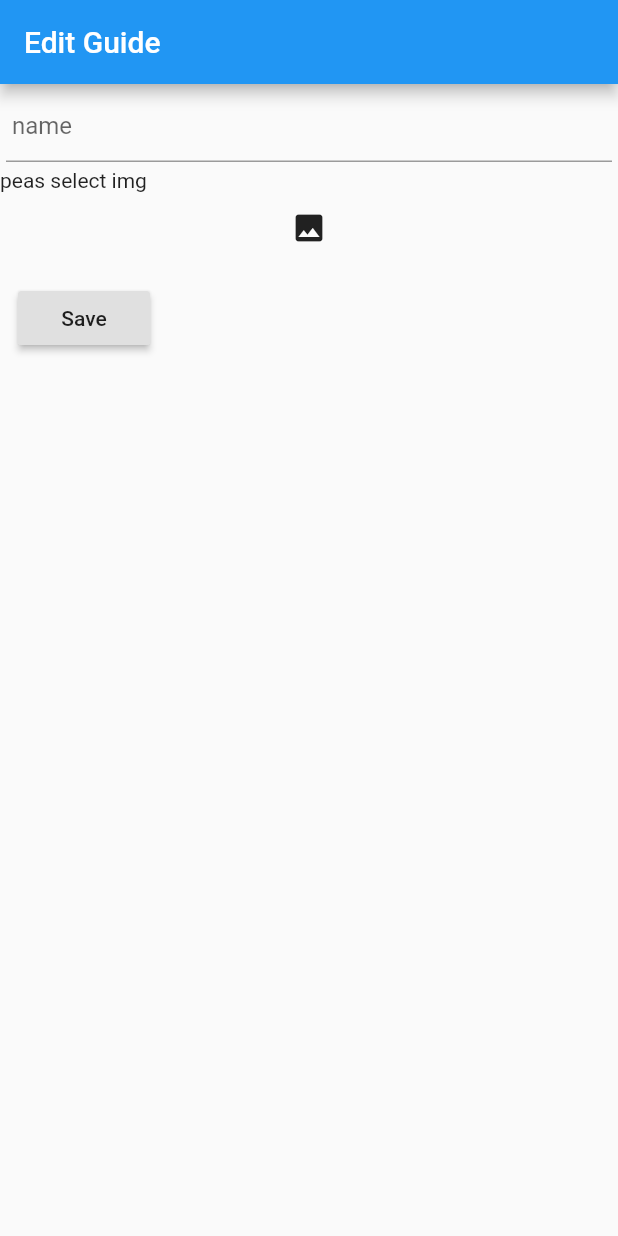
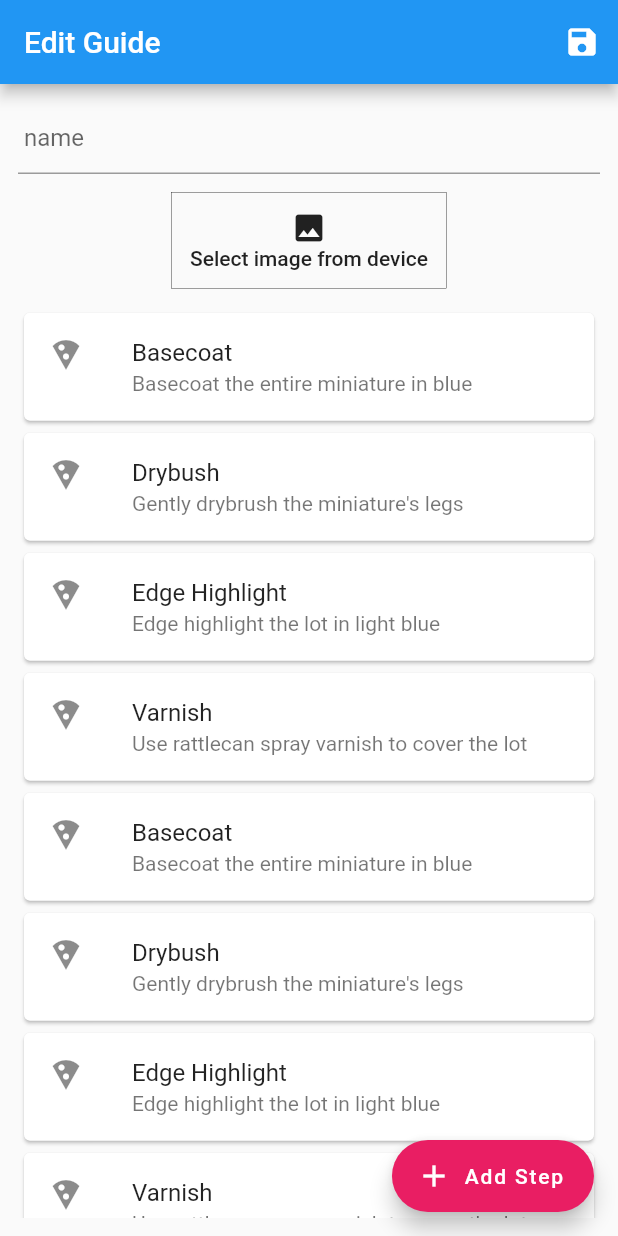
Before and after one commit to SamRuffleColes/saladin, a Flutter app: the EditGuideScreen screen opened directly, on a phone screen of 412 x 824 dp. Run offline on Flutter 3.47's test engine with Material 2 defaults, Android fonts, the phone set to English and light mode, and no system bars; our stand-ins replace cached_network_image, cloud_firestore, firebase_auth, firebase_storage, google_sign_in, image_picker; accounts and stored records are empty.

Commit message:
many changes

```diff
--- a/lib/Model/guide.dart
+++ b/lib/Model/guide.dart
@@ -1,5 +1,17 @@
+import 'package:saladin/Model/miniature_paint.dart';
+
 class Guide {
   final String name;
+  final String imageUrl;
+  final List<GuideStep> steps;
 
-  Guide(this.name);
+  Guide(this.name, {this.imageUrl, this.steps});
 }
+
+class GuideStep {
+  final String verb;
+  final MiniaturePaint miniaturePaint;
+  final String notes;
+
+  GuideStep(this.verb, {this.miniaturePaint, this.notes});
+}
--- a/lib/Resources/app_palette.dart
+++ b/lib/Resources/app_palette.dart
@@ -3,4 +3,5 @@ import 'package:flutter/material.dart';
 class AppPalette {
   static const Color primary = Colors.green;
   static const Color accent = Colors.pink;
+  static const Color trim = Colors.black;
 }
--- a/lib/Resources/dimensions.dart
+++ b/lib/Resources/dimensions.dart
@@ -1,4 +1,6 @@
 class Dimensions {
+  static const double smallPadding = 2.0;
   static const double standardPadding = 4.0;
   static const double largePadding = 12.0;
+  static const double borderWidth = 0.25;
 }
--- a/lib/Resources/strings.dart
+++ b/lib/Resources/strings.dart
@@ -13,6 +13,14 @@ class Strings {
   static const String editGuideScreenTitle = "Edit Guide";
   static const String nameLabel = "name";
   static const String nameValidationError = "Name field cannot be empty";
+  static const String uploadingGuide = "Your guide is now uploading...";
+  static const String errorUploadingGuide = "Something went wrong, please try again.";
+  static const String submitGuideValidationErrors = "There are validation errors, please review before saving.";
+  static const String selectImageFromDevice = "Select image from device";
+  static const String addNewStep = "Add Step";
+
+  //edit step screen
+  static const String editStepScreenTitle = "Edit Step";
 
   //paints screen
   static const String miniaturePaintsScreenTitle = "Paints";
--- a/lib/UI/Screen/edit_guide_screen.dart
+++ b/lib/UI/Screen/edit_guide_screen.dart
@@ -1,95 +1,130 @@
 import 'dart:io';
 
+import 'package:firebase_auth/firebase_auth.dart';
 import 'package:flutter/material.dart';
 import 'package:image_picker/image_picker.dart';
 import 'package:saladin/Auth/auth.dart';
 import 'package:saladin/BLoC/guides_bloc.dart';
 import 'package:saladin/Model/guide.dart';
+import 'package:saladin/Resources/app_palette.dart';
 import 'package:saladin/Resources/dimensions.dart';
 import 'package:saladin/Resources/strings.dart';
+import 'package:saladin/UI/Screen/edit_step_screen.dart';
+import 'package:saladin/UI/Widget/loading_widget.dart';
+import 'package:saladin/UI/Widget/step_list_widget.dart';
 
-class EditGuideScreen extends StatelessWidget {
-  @override
-  Widget build(BuildContext context) {
-    return Scaffold(
-        appBar: AppBar(title: Text(Strings.editGuideScreenTitle), automaticallyImplyLeading: false),
-        body: Center(child: EditGuideWidget()));
-  }
-}
-
-class EditGuideWidget extends StatefulWidget {
+class EditGuideScreen extends StatefulWidget {
   @override
   createState() => EditGuideState();
 }
 
-class EditGuideState extends State<EditGuideWidget> {
+class EditGuideState extends State<EditGuideScreen> {
   final Auth auth = Auth();
   final _formKey = GlobalKey<FormState>();
   final _bloc = GuidesBloc();
 
   File _image;
   String _name = "";
+  bool _isUploading = false;
+
+  final List<GuideStep> _steps = [
+    GuideStep("Basecoat", notes: "Basecoat the entire miniature in blue"),
+    GuideStep("Drybush", notes: "Gently drybrush the miniature's legs"),
+    GuideStep("Edge Highlight", notes: "Edge highlight the lot in light blue"),
+    GuideStep("Varnish", notes: "Use rattlecan spray varnish to cover the lot"),
+    GuideStep("Basecoat", notes: "Basecoat the entire miniature in blue"),
+    GuideStep("Drybush", notes: "Gently drybrush the miniature's legs"),
+    GuideStep("Edge Highlight", notes: "Edge highlight the lot in light blue"),
+    GuideStep("Varnish", notes: "Use rattlecan spray varnish to cover the lot")
+  ];
 
   @override
   Widget build(BuildContext context) {
-    return Form(
+    return Scaffold(
+        appBar: AppBar(
+          title: Text(Strings.editGuideScreenTitle),
+          automaticallyImplyLeading: false,
+          actions: [IconButton(icon: Icon(Icons.save), onPressed: _onSavePressed)],
+        ),
+        floatingActionButton: FloatingActionButton.extended(
+            onPressed: _addStep,
+            label: Text(Strings.addNewStep),
+            icon: Icon(Icons.add),
+            backgroundColor: AppPalette.accent),
+        body: Center(
+            child: Form(
           key: _formKey,
+          child: _isUploading
+              ? LoadingWidget(Strings.uploadingGuide)
+              : Container(
+                  padding: const EdgeInsets.all(Dimensions.largePadding),
                   child: Column(
                     crossAxisAlignment: CrossAxisAlignment.start,
-        children: <Widget>[
-          Container(
-              padding: const EdgeInsets.all(Dimensions.standardPadding),
-              child: TextFormField(
+                    children: [
+                      TextFormField(
                           decoration: InputDecoration(
                               labelText: Strings.nameLabel, contentPadding: EdgeInsets.all(Dimensions.standardPadding)),
                           validator: (value) => value.isEmpty ? Strings.nameValidationError : null,
-                  onSaved: (String value) => _name = value)),
-          Container(child: _image == null ? Text("peas select img") : Image.file(_image)),
-          Container(
-              alignment: Alignment.center,
-              child: IconButton(
-                icon: Icon(Icons.image),
-                onPressed: _selectImage,
-              )),
+                          onSaved: (String value) => _name = value),
                       Container(
                           padding: const EdgeInsets.all(Dimensions.largePadding),
-            child: RaisedButton(
-              onPressed: () {
+                          alignment: Alignment.center,
+                          child: _image == null
+                              ? FlatButton(
+                                  child: Container(
+                                      padding: const EdgeInsets.all(Dimensions.largePadding),
+                                      decoration: BoxDecoration(
+                                          border: Border.all(color: AppPalette.trim, width: Dimensions.borderWidth)),
+                                      child:
+                                          Column(children: [Icon(Icons.image), Text(Strings.selectImageFromDevice)])),
+                                  onPressed: _selectImage)
+                              : Image.file(_image, alignment: Alignment.center, fit: BoxFit.fitWidth)),
+                      Expanded(child: StepListWidget(_steps))
+                    ],
+                  )),
+        )));
+  }
+
+  _onSavePressed() {
     if (_formKey.currentState.validate()) {
       _formKey.currentState.save();
       _submit();
     } else {
-                  _toast("boo");
+      _toast(Strings.submitGuideValidationErrors);
     }
-              },
-              child: Text(Strings.save),
-            ),
-          ),
-        ],
-      ),
-    );
   }
 
-  void _submit() {
+  _submit() {
+    setState(() => _isUploading = true);
     Guide guide = Guide(_name);
-    auth.currentUser().then((user) {
-      _bloc.create(user, guide);
-      Navigator.of(context).pop();
-    });
+    auth.currentUser().then((user) => _createGuide(user, guide));
+  }
+
+  _createGuide(FirebaseUser user, Guide guide) {
+    _bloc
+        .create(user, _image, guide)
+        .then((guide) => Navigator.of(context).pop())
+        .catchError((e) => _onCreateGuideError());
+  }
+
+  _onCreateGuideError() {
+    _toast(Strings.errorUploadingGuide);
+    setState(() => _isUploading = false);
   }
 
   Future _selectImage() async {
-    final image = await ImagePicker.pickImage(source: ImageSource.camera);
-
-    _toast("arrived back");
-
-    setState(() {
-      _toast("setting image");
-      _image = image;
-    });
+    final image = await ImagePicker.pickImage(source: ImageSource.gallery);
+    setState(() => _image = image);
   }
 
-  _toast(String message) {
-    Scaffold.of(context).showSnackBar(SnackBar(content: Text(message)));
+  _toast(String message) => Scaffold.of(context).showSnackBar(SnackBar(content: Text(message)));
+
+  _addStep() async {
+    final GuideStep step =
+        await Navigator.of(context).push(MaterialPageRoute<GuideStep>(builder: (context) => EditStepScreen()));
+
+    if (step != null) {
+      _steps.add(step);
     }
   }
+}
--- /dev/null
+++ b/lib/UI/Widget/step_list_widget.dart
@@ -0,0 +1,39 @@
+import 'package:flutter/material.dart';
+import 'package:saladin/Model/guide.dart';
+
+class StepListWidget extends StatefulWidget {
+  final List<GuideStep> steps;
+
+  StepListWidget(this.steps);
+
+  @override
+  createState() => StepListState(steps);
+}
+
+class StepListState extends State<StepListWidget> {
+  final List<GuideStep> steps;
+
+  StepListState(this.steps);
+
+  @override
+  Widget build(BuildContext context) {
+    return ReorderableListView(
+        children: List.generate(steps.length, (index) => _listItem(index)),
+        onReorder: (oldIndex, newIndex) => setState(() => _reorderSteps(oldIndex, newIndex)));
+  }
+
+  Widget _listItem(int index) {
+    final GuideStep step = steps[index];
+    return Card(
+        key: ValueKey("value$index"),
+        child: ListTile(leading: Icon(Icons.local_pizza), title: Text(step.verb), subtitle: Text(step.notes)));
+  }
+
+  _reorderSteps(int oldIndex, int newIndex) {
+    if (newIndex > oldIndex) {
+      newIndex -= 1;
+    }
+    final GuideStep item = steps.removeAt(oldIndex);
+    steps.insert(newIndex, item);
+  }
+}
--- a/pubspec.yaml
+++ b/pubspec.yaml
@@ -18,14 +18,14 @@ environment:
 
 dependencies:
 
-#  image_picker: ^0.4.12+1
   image_picker: ^0.6.1+8
+  uuid: ^2.0.2
+  cached_network_image: ^1.1.2+1
 
   cloud_firestore: ^0.12.9+5
   google_sign_in: ^4.0.7
   firebase_auth: ^0.14.0+5
-
-#  image_picker: ^0.4.12+1
+  firebase_storage: ^3.0.6
 
   flutter:
     sdk: flutter
```
Also changed, not shown: lib/BLoC/guides_bloc.dart (+43 -16 lines), lib/UI/Screen/edit_step_screen.dart (added, +28 -0 lines), lib/UI/Screen/guides_screen.dart (+16 -3 lines), lib/UI/Widget/loading_widget.dart (added, +12 -0 lines), lib/UI/Screen/paint_selection_screen.dart (line endings or trailing spaces), pubspec.lock, 2 other files. Lines whose indentation alone changed are shown as unchanged.
